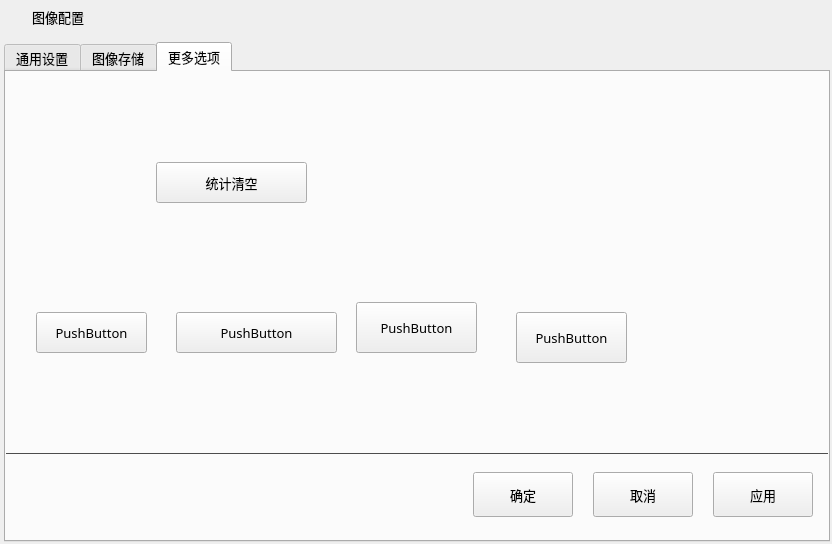
This is config/dlgsystemconfig.ui in 1245623687/KTPro as Qt 5 draws it before an edit. The edited form follows.
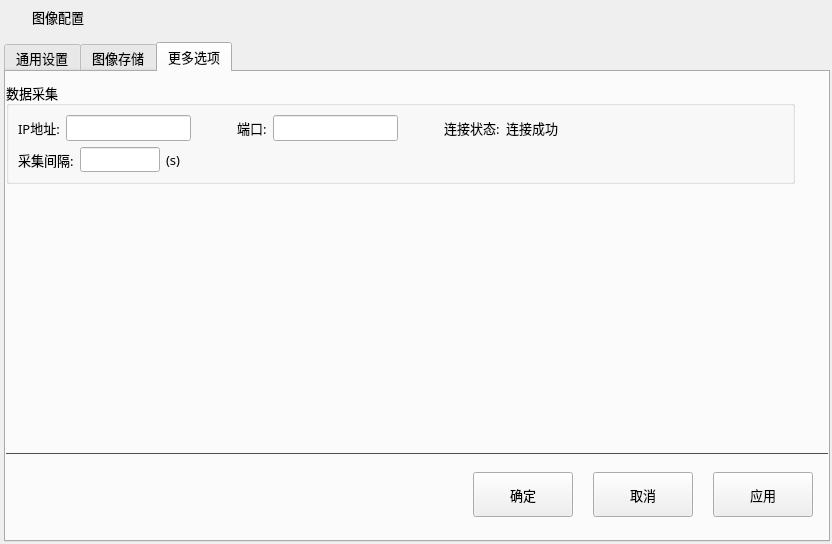
This is the edited form. The open tabs and pages were chosen to show the change. Custom widgets are drawn as their Qt base class.

Patch:
```diff
--- a/config/dlgsystemconfig.ui
+++ b/config/dlgsystemconfig.ui
@@ -1201,70 +1201,164 @@
             </property>
             <item>
              <widget class="QWidget" name="widget_4" native="true">
-              <widget class="QPushButton" name="pushButtonClearData">
+              <widget class="QGroupBox" name="groupBox_6">
                <property name="geometry">
                 <rect>
-                 <x>150</x>
-                 <y>90</y>
-                 <width>151</width>
-                 <height>41</height>
+                 <x>0</x>
+                 <y>10</y>
+                 <width>789</width>
+                 <height>102</height>
                 </rect>
                </property>
-               <property name="text">
-                <string>统计清空</string>
+               <property name="title">
+                <string>数据采集</string>
                </property>
-              </widget>
-              <widget class="QPushButton" name="pushButton_1">
-               <property name="geometry">
-                <rect>
-                 <x>30</x>
-                 <y>240</y>
-                 <width>111</width>
-                 <height>41</height>
-                </rect>
-               </property>
-               <property name="text">
-                <string>PushButton</string>
-               </property>
-              </widget>
-              <widget class="QPushButton" name="pushButton_2">
-               <property name="geometry">
-                <rect>
-                 <x>170</x>
-                 <y>240</y>
-                 <width>161</width>
-                 <height>41</height>
-                </rect>
-               </property>
-               <property name="text">
-                <string>PushButton</string>
-               </property>
-              </widget>
-              <widget class="QPushButton" name="pushButton_3">
-               <property name="geometry">
-                <rect>
-                 <x>350</x>
-                 <y>230</y>
-                 <width>121</width>
-                 <height>51</height>
-                </rect>
-               </property>
-               <property name="text">
-                <string>PushButton</string>
-               </property>
-              </widget>
-              <widget class="QPushButton" name="pushButton_4">
-               <property name="geometry">
-                <rect>
-                 <x>510</x>
-                 <y>240</y>
-                 <width>111</width>
-                 <height>51</height>
-                </rect>
-               </property>
-               <property name="text">
-                <string>PushButton</string>
-               </property>
+               <layout class="QVBoxLayout" name="verticalLayout_18">
+                <item>
+                 <layout class="QHBoxLayout" name="horizontalLayout_13">
+                  <item>
+                   <widget class="QLabel" name="label_4">
+                    <property name="text">
+                     <string>IP地址:</string>
+                    </property>
+                   </widget>
+                  </item>
+                  <item>
+                   <widget class="KLineEditKb" name="lineEditIP">
+                    <property name="sizePolicy">
+                     <sizepolicy hsizetype="Fixed" vsizetype="Fixed">
+                      <horstretch>0</horstretch>
+                      <verstretch>0</verstretch>
+                     </sizepolicy>
+                    </property>
+                   </widget>
+                  </item>
+                  <item>
+                   <spacer name="horizontalSpacer_5">
+                    <property name="orientation">
+                     <enum>Qt::Horizontal</enum>
+                    </property>
+                    <property name="sizeType">
+                     <enum>QSizePolicy::Fixed</enum>
+                    </property>
+                    <property name="sizeHint" stdset="0">
+                     <size>
+                      <width>40</width>
+                      <height>20</height>
+                     </size>
+                    </property>
+                   </spacer>
+                  </item>
+                  <item>
+                   <widget class="QLabel" name="label_5">
+                    <property name="text">
+                     <string>端口:</string>
+                    </property>
+                   </widget>
+                  </item>
+                  <item>
+                   <widget class="KLineEditKb" name="lineEditPort">
+                    <property name="sizePolicy">
+                     <sizepolicy hsizetype="Fixed" vsizetype="Fixed">
+                      <horstretch>0</horstretch>
+                      <verstretch>0</verstretch>
+                     </sizepolicy>
+                    </property>
+                   </widget>
+                  </item>
+                  <item>
+                   <spacer name="horizontalSpacer_10">
+                    <property name="orientation">
+                     <enum>Qt::Horizontal</enum>
+                    </property>
+                    <property name="sizeType">
+                     <enum>QSizePolicy::Fixed</enum>
+                    </property>
+                    <property name="sizeHint" stdset="0">
+                     <size>
+                      <width>40</width>
+                      <height>20</height>
+                     </size>
+                    </property>
+                   </spacer>
+                  </item>
+                  <item>
+                   <widget class="QLabel" name="label_17">
+                    <property name="text">
+                     <string>连接状态:</string>
+                    </property>
+                   </widget>
+                  </item>
+                  <item>
+                   <widget class="QLabel" name="label_ConnectStatus">
+                    <property name="text">
+                     <string>连接成功</string>
+                    </property>
+                   </widget>
+                  </item>
+                  <item>
+                   <spacer name="horizontalSpacer_9">
+                    <property name="orientation">
+                     <enum>Qt::Horizontal</enum>
+                    </property>
+                    <property name="sizeHint" stdset="0">
+                     <size>
+                      <width>40</width>
+                      <height>20</height>
+                     </size>
+                    </property>
+                   </spacer>
+                  </item>
+                 </layout>
+                </item>
+                <item>
+                 <layout class="QHBoxLayout" name="horizontalLayout_19">
+                  <item>
+                   <widget class="QLabel" name="label_6">
+                    <property name="text">
+                     <string>采集间隔:</string>
+                    </property>
+                   </widget>
+                  </item>
+                  <item>
+                   <widget class="KLineEditKb" name="lineEditSendInterval">
+                    <property name="sizePolicy">
+                     <sizepolicy hsizetype="Fixed" vsizetype="Preferred">
+                      <horstretch>0</horstretch>
+                      <verstretch>0</verstretch>
+                     </sizepolicy>
+                    </property>
+                    <property name="maximumSize">
+                     <size>
+                      <width>80</width>
+                      <height>25</height>
+                     </size>
+                    </property>
+                   </widget>
+                  </item>
+                  <item>
+                   <widget class="QLabel" name="label_18">
+                    <property name="text">
+                     <string>(s)</string>
+                    </property>
+                   </widget>
+                  </item>
+                  <item>
+                   <spacer name="horizontalSpacer_8">
+                    <property name="orientation">
+                     <enum>Qt::Horizontal</enum>
+                    </property>
+                    <property name="sizeHint" stdset="0">
+                     <size>
+                      <width>40</width>
+                      <height>20</height>
+                     </size>
+                    </property>
+                   </spacer>
+                  </item>
+                 </layout>
+                </item>
+               </layout>
               </widget>
              </widget>
             </item>
@@ -1418,6 +1512,13 @@
    </item>
   </layout>
  </widget>
+ <customwidgets>
+  <customwidget>
+   <class>KLineEditKb</class>
+   <extends>QLineEdit</extends>
+   <header>kcontrols/klineeditkb.h</header>
+  </customwidget>
+ </customwidgets>
  <resources/>
  <connections/>
 </ui>
```
Left out of the diff: 2 changed lines with no effect on the pictures.
